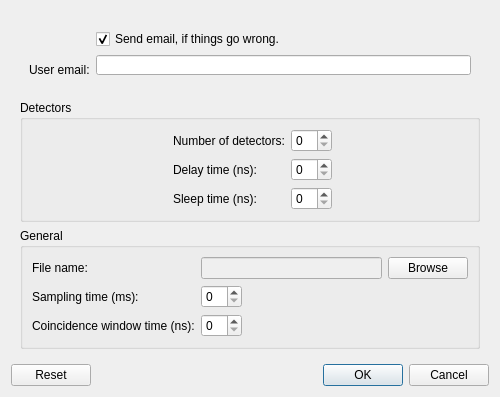
The window that Software/GUI/Program/default.ui (jcbedoyam/AbacusSoftware) describes before a commit, drawn with Qt 5.
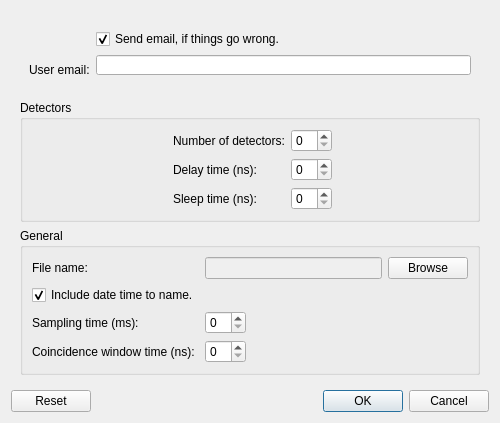
The same window after the commit.

Patch:
```diff
--- a/Software/GUI/Program/default.ui
+++ b/Software/GUI/Program/default.ui
@@ -7,7 +7,7 @@
     <x>0</x>
     <y>0</y>
     <width>500</width>
-    <height>364</height>
+    <height>400</height>
    </rect>
   </property>
   <property name="sizePolicy">
@@ -194,30 +194,6 @@
          <string>General</string>
         </property>
         <layout class="QGridLayout" name="gridLayout">
-         <item row="1" column="1">
-          <widget class="QSpinBox" name="sampling_spinBox">
-           <property name="sizePolicy">
-            <sizepolicy hsizetype="Maximum" vsizetype="Fixed">
-             <horstretch>0</horstretch>
-             <verstretch>0</verstretch>
-            </sizepolicy>
-           </property>
-          </widget>
-         </item>
-         <item row="2" column="0">
-          <widget class="QLabel" name="label_7">
-           <property name="text">
-            <string>Coincidence window time (ns):</string>
-           </property>
-          </widget>
-         </item>
-         <item row="0" column="0">
-          <widget class="QLabel" name="label_5">
-           <property name="text">
-            <string>File name:</string>
-           </property>
-          </widget>
-         </item>
          <item row="0" column="1">
           <widget class="QLineEdit" name="file_lineEdit">
            <property name="enabled">
@@ -225,15 +201,22 @@
            </property>
           </widget>
          </item>
-         <item row="1" column="0">
+         <item row="2" column="0">
           <widget class="QLabel" name="label_6">
            <property name="text">
             <string>Sampling time (ms): </string>
            </property>
           </widget>
          </item>
+         <item row="3" column="0">
+          <widget class="QLabel" name="label_7">
+           <property name="text">
+            <string>Coincidence window time (ns):</string>
+           </property>
+          </widget>
+         </item>
          <item row="2" column="1">
-          <widget class="QSpinBox" name="coincidence_spinBox">
+          <widget class="QSpinBox" name="sampling_spinBox">
            <property name="sizePolicy">
             <sizepolicy hsizetype="Maximum" vsizetype="Fixed">
              <horstretch>0</horstretch>
@@ -242,6 +225,13 @@
            </property>
           </widget>
          </item>
+         <item row="0" column="0">
+          <widget class="QLabel" name="label_5">
+           <property name="text">
+            <string>File name:</string>
+           </property>
+          </widget>
+         </item>
          <item row="0" column="2">
           <widget class="QPushButton" name="browse_pushButton">
            <property name="text">
@@ -249,6 +239,26 @@
            </property>
           </widget>
          </item>
+         <item row="3" column="1">
+          <widget class="QSpinBox" name="coincidence_spinBox">
+           <property name="sizePolicy">
+            <sizepolicy hsizetype="Maximum" vsizetype="Fixed">
+             <horstretch>0</horstretch>
+             <verstretch>0</verstretch>
+            </sizepolicy>
+           </property>
+          </widget>
+         </item>
+         <item row="1" column="0">
+          <widget class="QCheckBox" name="time_checkBox">
+           <property name="text">
+            <string>Include date time to name.</string>
+           </property>
+           <property name="checked">
+            <bool>true</bool>
+           </property>
+          </widget>
+         </item>
         </layout>
        </widget>
       </item>
```
